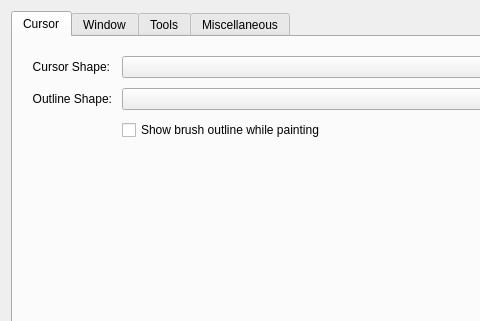
Qt form libs/ui/forms/wdggeneralsettings.ui (KDE/krita) before a commit; both pictures show x 0 to 480 and y 0 to 321 of the 759 by 468 pixel window.
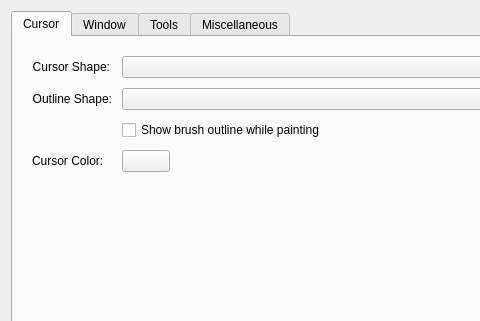
The same form after that commit. Custom widgets are drawn as their Qt base class.

Commit message: Option to control cursor color and grid color/threshold/color

Patch:
```diff
--- a/libs/ui/forms/wdggeneralsettings.ui
+++ b/libs/ui/forms/wdggeneralsettings.ui
@@ -113,6 +113,26 @@
            </property>
           </widget>
          </item>
+         <item row="3" column="0">
+          <widget class="QLabel" name="label_11">
+           <property name="text">
+            <string>Cursor Color:</string>
+           </property>
+          </widget>
+         </item>
+         <item row="3" column="1">
+          <widget class="KisColorButton" name="cursorColorBtutton">
+           <property name="maximumSize">
+            <size>
+             <width>48</width>
+             <height>25</height>
+            </size>
+           </property>
+           <property name="text">
+            <string/>
+           </property>
+          </widget>
+         </item>
         </layout>
        </item>
        <item row="2" column="0">
```
The commit also changes 5 other files.
